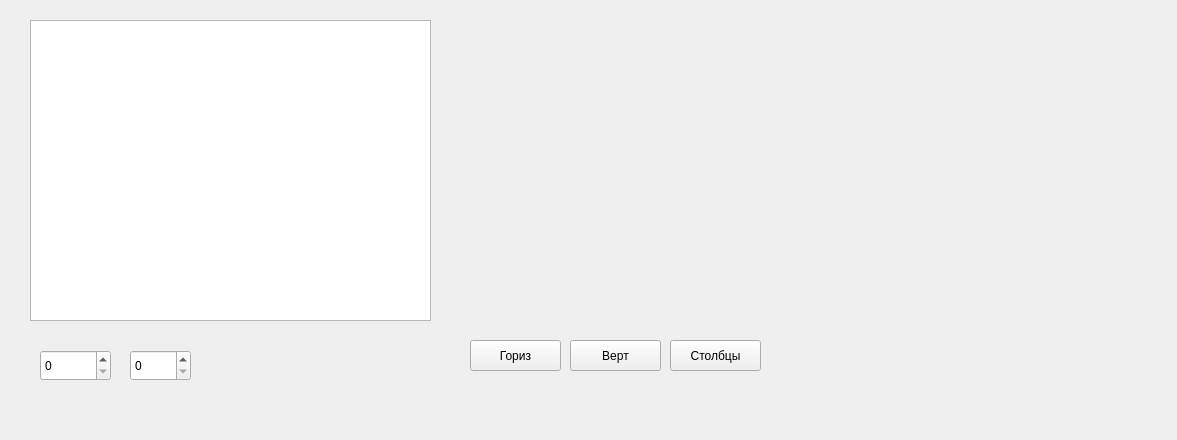
Old version of the form TEST0136.ui in the repository XOOIOOX/TEST-0136.
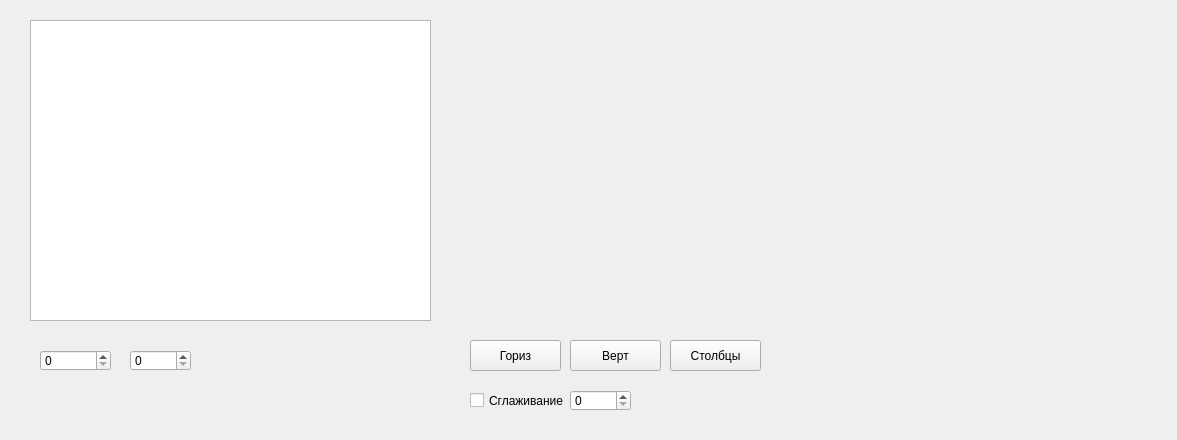
New version of the form.

Patch:
```diff
--- a/TEST0136.ui
+++ b/TEST0136.ui
@@ -36,7 +36,7 @@
       <x>40</x>
       <y>350</y>
       <width>71</width>
-      <height>31</height>
+      <height>21</height>
      </rect>
     </property>
    </widget>
@@ -46,7 +46,7 @@
       <x>130</x>
       <y>350</y>
       <width>61</width>
-      <height>31</height>
+      <height>21</height>
      </rect>
     </property>
    </widget>
@@ -105,6 +105,35 @@
      <string>Столбцы</string>
     </property>
    </widget>
+   <widget class="QCheckBox" name="smoothCheckbox">
+    <property name="geometry">
+     <rect>
+      <x>470</x>
+      <y>390</y>
+      <width>101</width>
+      <height>21</height>
+     </rect>
+    </property>
+    <property name="text">
+     <string>Сглаживание</string>
+    </property>
+   </widget>
+   <widget class="QSpinBox" name="smoothLevelSpin">
+    <property name="geometry">
+     <rect>
+      <x>570</x>
+      <y>390</y>
+      <width>61</width>
+      <height>21</height>
+     </rect>
+    </property>
+    <property name="minimum">
+     <number>0</number>
+    </property>
+    <property name="maximum">
+     <number>20</number>
+    </property>
+   </widget>
   </widget>
  </widget>
  <layoutdefault spacing="6" margin="11"/>
```
